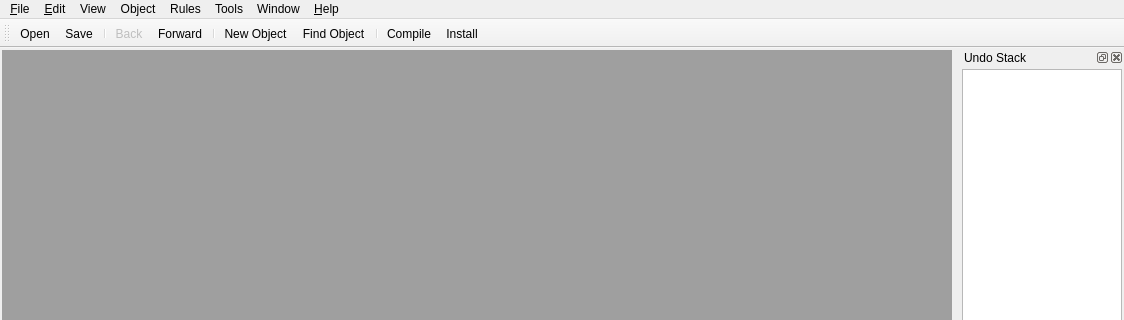
Old version of the form src/libgui/FWBMainWindow_q.ui in the repository fwbuilder/fwbuilder; both pictures show x 0 to 1124 and y 0 to 320 of the 1124 by 846 pixel window.
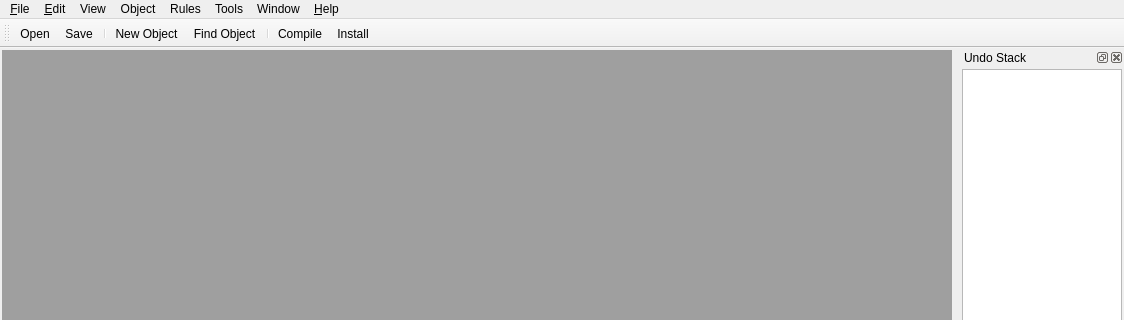
New version of the form. Icons and pictures are not drawn. Custom widgets are drawn as their Qt base class.

Commit message:
see #2622 "Remove Back and Forward buttons". We have decided behavior of the GUI was too complicated since user can both act on objects directly and navigate backwards and forwards to the objects found in their browsing history.  Navigation using browsing history was broken when quick filter was in use, too. All in all, it feels the value of "back" and "forward" buttons was relatively low.
New build 3568

What changed in the file:
```diff
--- a/src/libgui/FWBMainWindow_q.ui
+++ b/src/libgui/FWBMainWindow_q.ui
@@ -710,9 +710,6 @@
    <addaction name="toolbarFileOpen"/>
    <addaction name="toolbarFileSave"/>
    <addaction name="separator"/>
-   <addaction name="backAction"/>
-   <addaction name="forwardAction"/>
-   <addaction name="separator"/>
    <addaction name="newObjectAction"/>
    <addaction name="findAction"/>
    <addaction name="separator"/>
```
Left out of the diff: 40 changed lines with no effect on the pictures. The commit also changes 12 other files.
